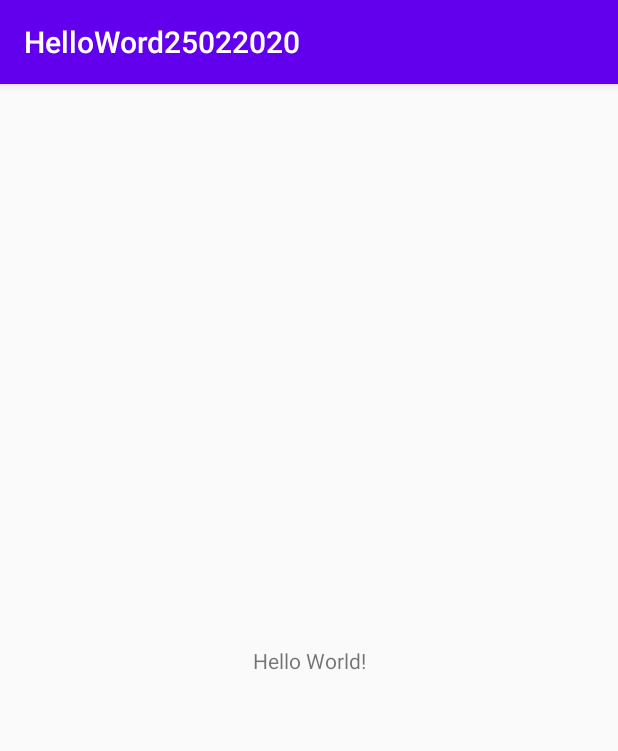
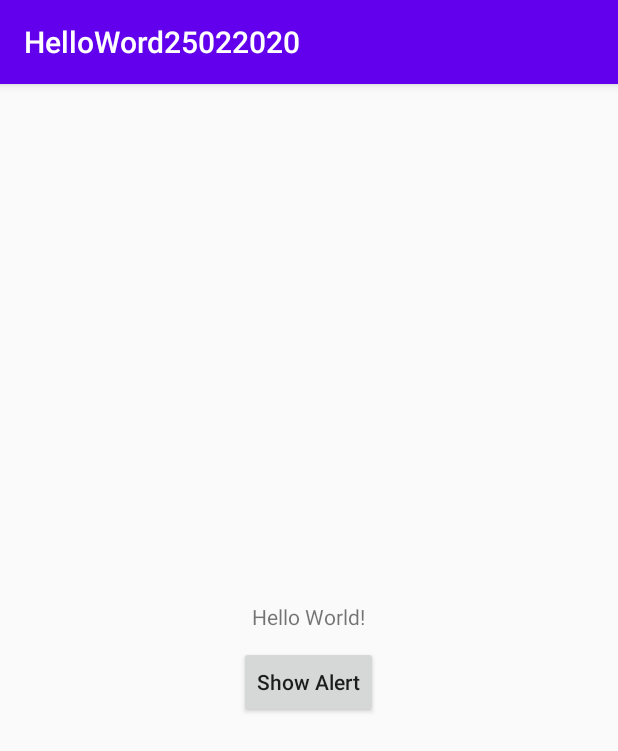
Before and after one commit to phamtanphat/HelloWord25022020, an Android app: the screen it shows after launch (MainActivity), on a phone screen of 412 x 824 dp. Shown: the top 751 px of the screen. Run offline under Robolectric (Android 15) with nearby library versions, the phone set to English and light mode, and no system bars.

Commit message:
create ui

```diff
--- a/app/src/main/res/layout/activity_main.xml
+++ b/app/src/main/res/layout/activity_main.xml
@@ -1,18 +1,25 @@
 <?xml version="1.0" encoding="utf-8"?>
-<androidx.constraintlayout.widget.ConstraintLayout xmlns:android="http://schemas.android.com/apk/res/android"
+<LinearLayout
+    xmlns:android="http://schemas.android.com/apk/res/android"
     xmlns:app="http://schemas.android.com/apk/res-auto"
     xmlns:tools="http://schemas.android.com/tools"
     android:layout_width="match_parent"
     android:layout_height="match_parent"
+    android:gravity="center"
+    android:orientation="vertical"
     tools:context=".MainActivity">
 
     <TextView
+        android:id="@+id/textviewTitle"
         android:layout_width="wrap_content"
         android:layout_height="wrap_content"
-        android:text="Hello World!"
-        app:layout_constraintBottom_toBottomOf="parent"
-        app:layout_constraintLeft_toLeftOf="parent"
-        app:layout_constraintRight_toRightOf="parent"
-        app:layout_constraintTop_toTopOf="parent" />
+        android:text="Hello World!" />
+    <Button
+        android:id="@+id/buttonShow"
+        android:textAllCaps="false"
+        android:layout_marginTop="10dp"
+        android:text="Show Alert"
+        android:layout_width="wrap_content"
+        android:layout_height="wrap_content"/>
 
-</androidx.constraintlayout.widget.ConstraintLayout>
+</LinearLayout>
```
